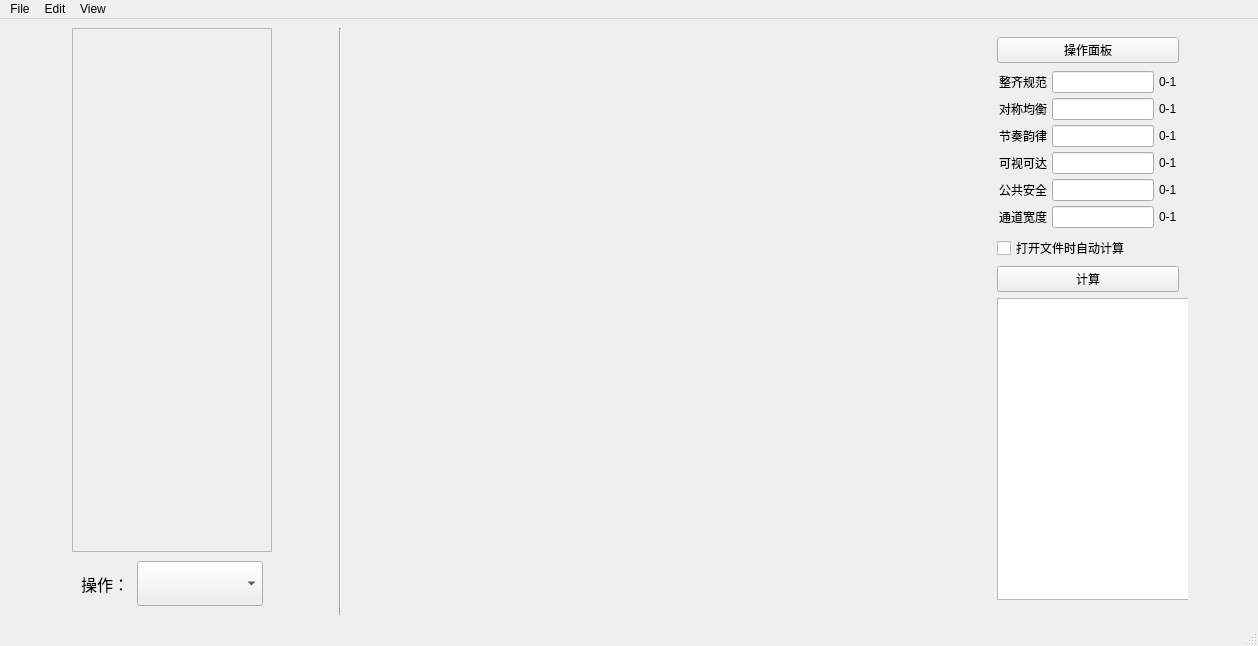
First picture: the form in mainwindow.ui, repository FELIX4713-LAB/House-marker, before the edit.
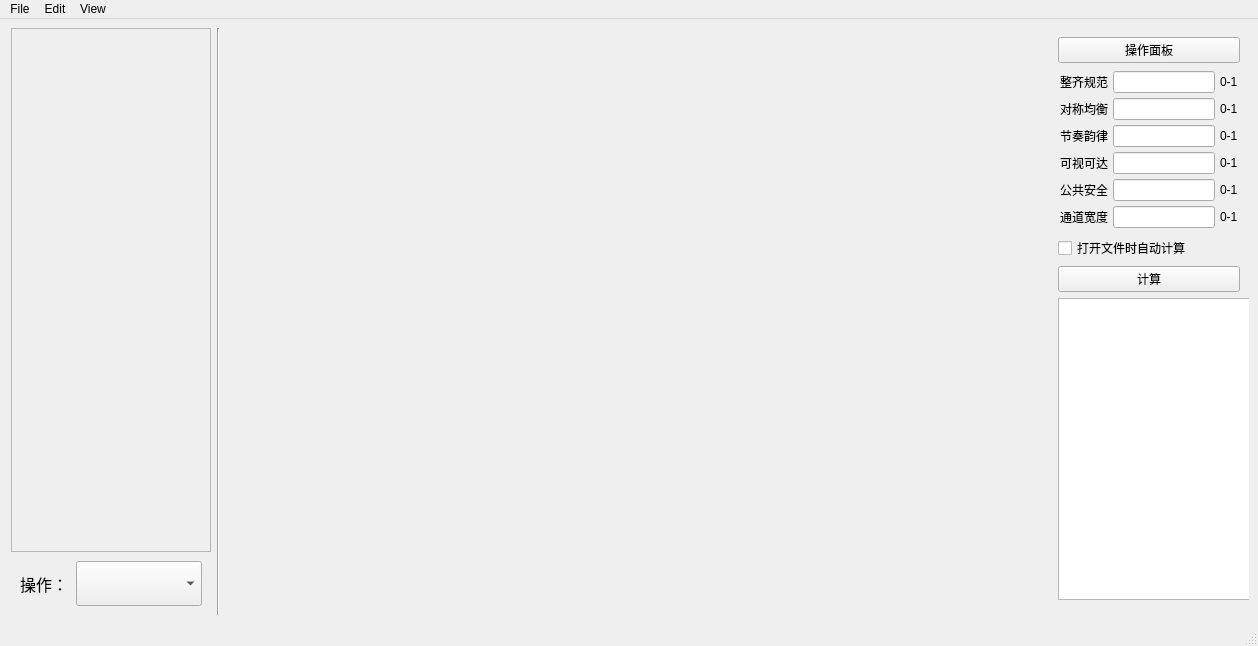
Second picture: the form after the edit.

What changed in the file:
```diff
--- a/mainwindow.ui
+++ b/mainwindow.ui
@@ -126,11 +126,11 @@
       </property>
      </widget>
     </item>
-    <item>
+    <item alignment="Qt::AlignLeft">
      <widget class="QWidget" name="widget_paint" native="true">
       <property name="minimumSize">
        <size>
-        <width>256</width>
+        <width>512</width>
         <height>256</height>
        </size>
       </property>
```
